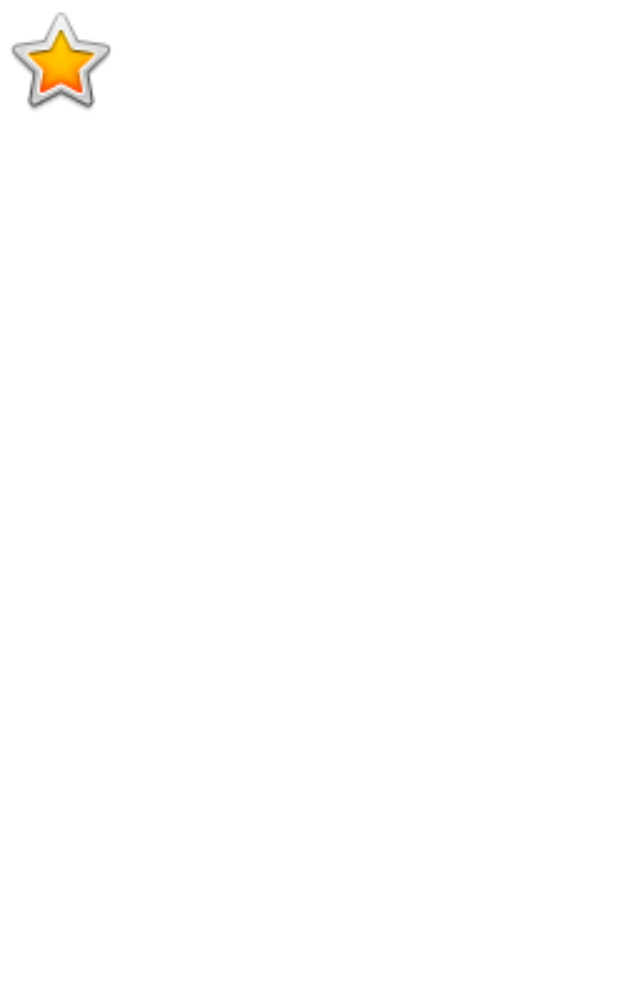
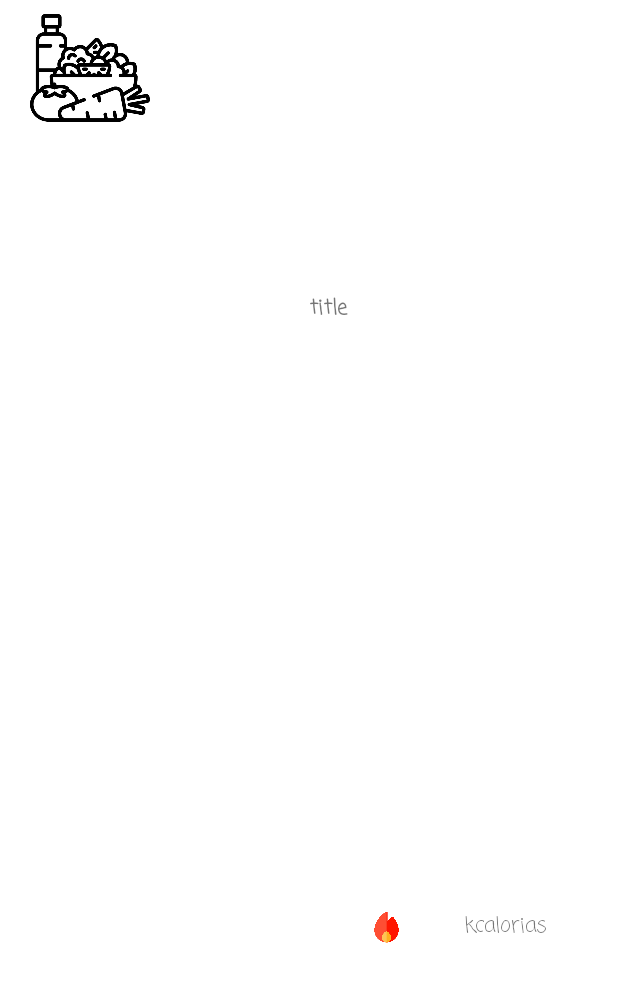
Before and after one commit to pacomc/GetFit, an Android app: the layout lista_recetas.xml on its own in the app's theme, with its tools: preview values and no code run, on a phone screen of 412 x 824 dp. Shown: the top 982 px of the screen. Run offline under Robolectric (Android 15) with nearby library versions, the phone set to English and light mode, and no system bars.

Commit message:
transición recetas

```diff
--- a/app/src/main/res/layout/lista_recetas.xml
+++ b/app/src/main/res/layout/lista_recetas.xml
@@ -6,7 +6,7 @@
     android:layout_width="match_parent"
     android:layout_height="match_parent"
     android:minHeight="80dp"
-    android:maxHeight="80dp">
+    >
 
     <LinearLayout
         android:layout_width="match_parent"
@@ -24,7 +24,11 @@
                 android:id="@+id/imageViewReceta"
                 android:layout_width="80dp"
                 android:layout_height="80dp"
-                tools:srcCompat="@android:drawable/btn_star_big_on" />
+                android:layout_marginLeft="20dp"
+                android:layout_marginTop="5dp"
+                android:layout_marginBottom="5dp"
+                tools:srcCompat="@drawable/diet_error"
+                />
         </LinearLayout>
 
         <LinearLayout
@@ -38,16 +42,37 @@
                 android:layout_width="match_parent"
                 android:layout_height="match_parent"
                 android:layout_weight="50"
-                android:gravity="center"
-                android:text="TextView" />
+                android:fontFamily="casual"
+                android:gravity="center|left"
+                android:text="title"
+                android:textStyle="bold" />
 
-            <TextView
-                android:id="@+id/textoSubtituloReceta"
+            <LinearLayout
                 android:layout_width="match_parent"
                 android:layout_height="match_parent"
                 android:layout_weight="50"
-                android:gravity="center"
-                android:text="TextView" />
+                android:orientation="horizontal">
+
+                <ImageView
+                    android:id="@+id/imageView2"
+                    android:layout_width="match_parent"
+                    android:layout_height="match_parent"
+                    android:layout_weight="50"
+                    android:scaleX="0.2"
+                    android:scaleY="0.2"
+                    app:srcCompat="@drawable/calories" />
+
+                <TextView
+                    android:id="@+id/textoSubtituloReceta"
+                    android:layout_width="match_parent"
+                    android:layout_height="match_parent"
+                    android:layout_weight="50"
+                    android:fontFamily="casual"
+                    android:gravity="center|left"
+
+                    android:text="kcalorias" />
+            </LinearLayout>
+
         </LinearLayout>
     </LinearLayout>
 
```
Also changed, not shown: app/src/main/res/drawable-mdpi/calories.png (added).
